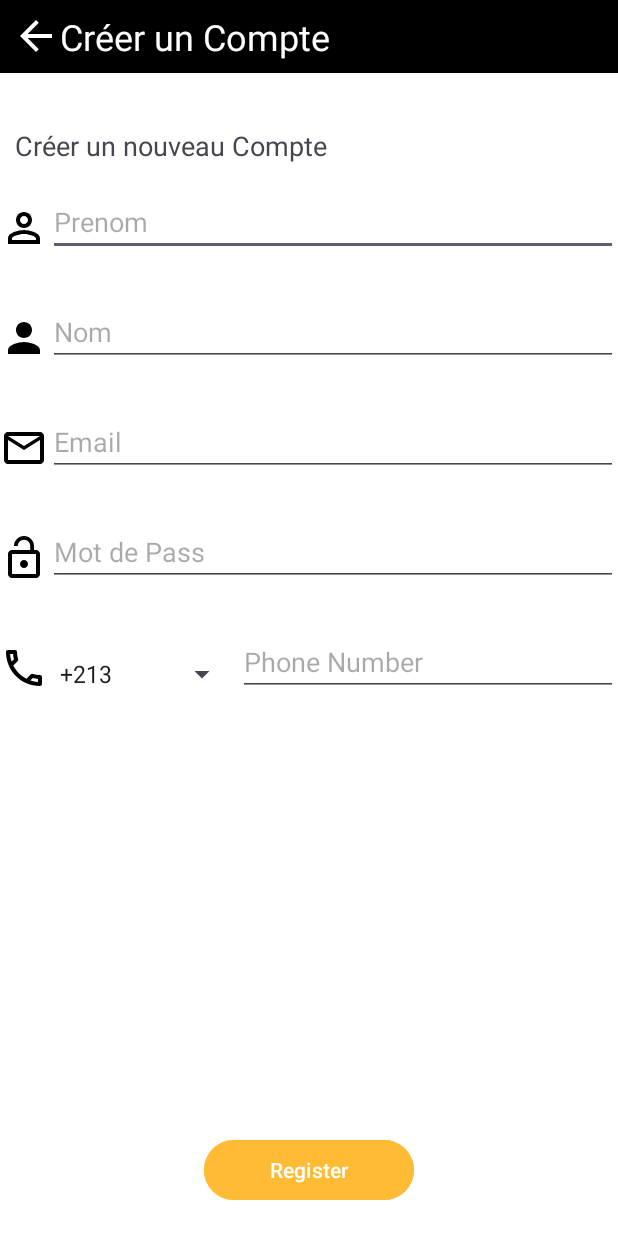
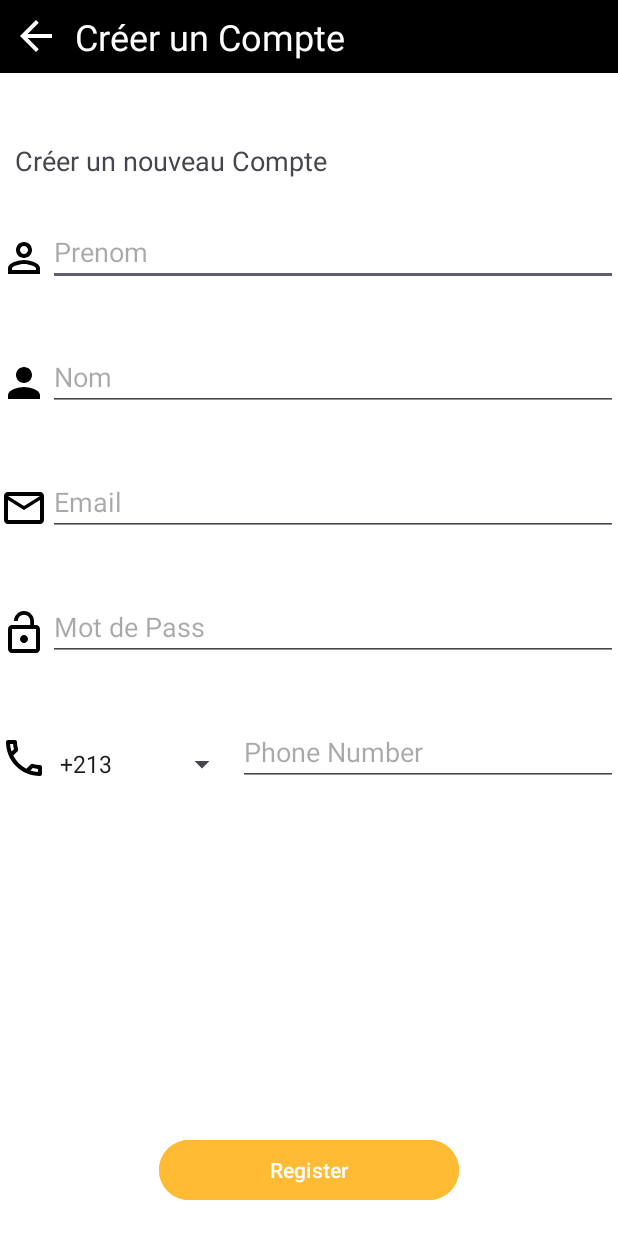
Before and after one commit to MERakram/cdam_front, an Android app: the RegisterActivity screen opened directly, with no data from a screen before it, on a phone screen of 412 x 824 dp. Run offline under Robolectric (Android 15) with nearby library versions, the phone set to English and light mode, and no system bars.

Commit message:
fix margins

```diff
--- a/app/src/main/res/layout/register.xml
+++ b/app/src/main/res/layout/register.xml
@@ -22,6 +22,7 @@
             android:layout_width="wrap_content"
             android:layout_height="wrap_content"
             android:src="@drawable/baseline_arrow_back_24"
+            android:layout_marginRight="10dp"
             android:clickable="true"
             />
 
@@ -39,7 +40,7 @@
         android:layout_width="match_parent"
         android:layout_height="wrap_content"
         android:text="Créer un nouveau Compte"
-        android:layout_marginTop="20dp"
+        android:layout_marginTop="30dp"
         android:layout_marginLeft="10dp"
         android:textSize="18dp"
         />
@@ -49,7 +50,7 @@
         android:layout_width="match_parent"
         android:layout_height="wrap_content"
         android:orientation="horizontal"
-        android:layout_marginTop="20dp"
+        android:layout_marginTop="30dp"
         android:gravity="center">
         <ImageView
             android:layout_width="wrap_content"
@@ -71,7 +72,7 @@
         android:layout_width="match_parent"
         android:layout_height="wrap_content"
         android:orientation="horizontal"
-        android:layout_marginTop="20dp"
+        android:layout_marginTop="30dp"
         android:gravity="center">
         <ImageView
             android:layout_width="wrap_content"
@@ -94,7 +95,7 @@
         android:layout_width="match_parent"
         android:layout_height="wrap_content"
         android:orientation="horizontal"
-        android:layout_marginTop="20dp"
+        android:layout_marginTop="30dp"
         android:gravity="center">
         <ImageView
             android:layout_width="wrap_content"
@@ -118,7 +119,7 @@
         android:layout_width="match_parent"
         android:layout_height="wrap_content"
         android:orientation="horizontal"
-        android:layout_marginTop="20dp"
+        android:layout_marginTop="30dp"
         android:gravity="center">
         <ImageView
             android:layout_width="wrap_content"
@@ -142,7 +143,7 @@
         android:layout_width="match_parent"
         android:layout_height="wrap_content"
         android:orientation="horizontal"
-        android:layout_marginTop="20dp"
+        android:layout_marginTop="30dp"
         android:gravity="center">
         <ImageView
             android:layout_width="wrap_content"
@@ -168,7 +169,7 @@
         android:id="@+id/RegistreButton"
         android:layout_alignParentBottom="true"
         android:layout_centerHorizontal="true"
-        android:layout_width="140dp"
+        android:layout_width="200dp"
         android:layout_height="wrap_content"
         android:layout_marginBottom="20dp"
         android:text="Register"
```
Also changed, not shown: app/src/main/res/layout/login.xml (+10 -8 lines).
